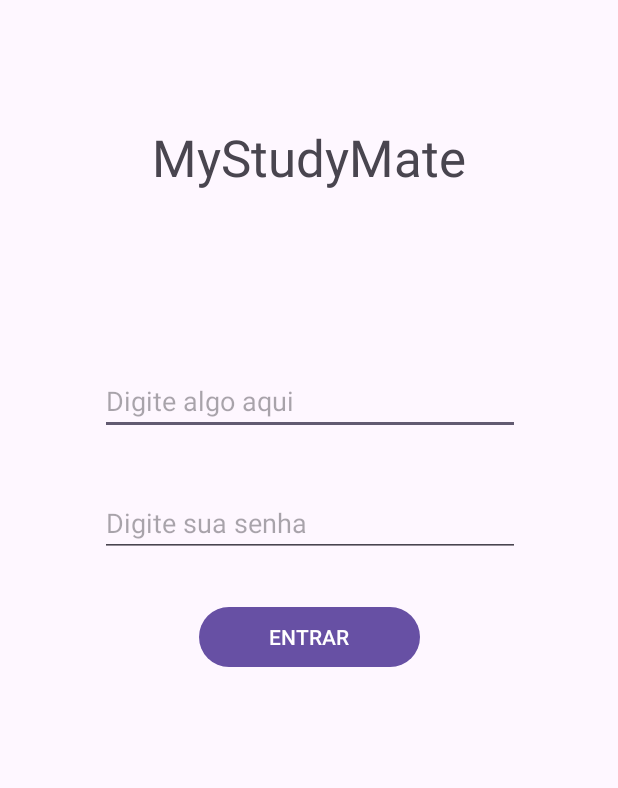
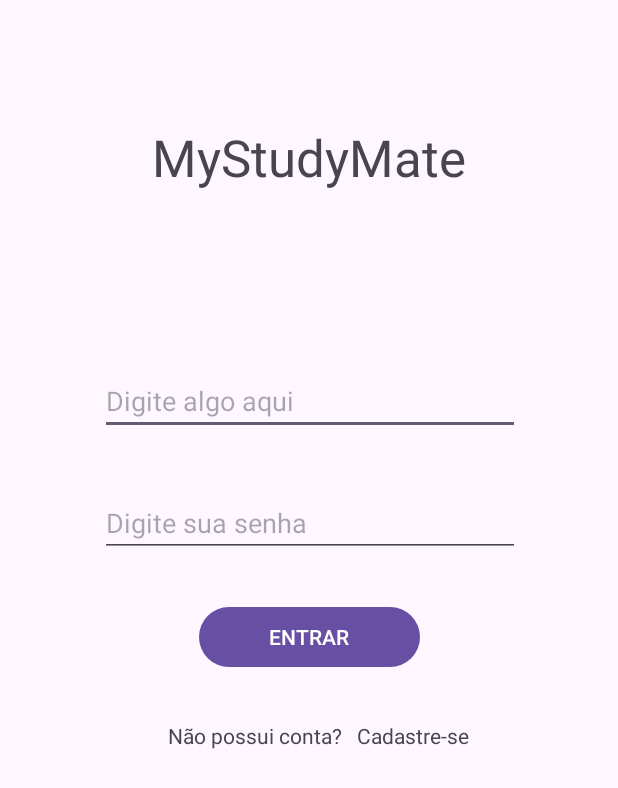
Before and after one commit to Dener-Fernandes/TrabalhoFinalProgMobile, an Android app: the screen it shows after launch (MainActivity), on a phone screen of 412 x 824 dp. Shown: the top 788 px of the screen. Run offline under Robolectric (Android 15) with nearby library versions, the phone set to English and light mode, and no system bars.

Commit message:
feat: add-texts-to-help-users

```diff
--- a/app/src/main/java/com/example/terceirotrabalho/MainActivity.java
+++ b/app/src/main/java/com/example/terceirotrabalho/MainActivity.java
@@ -20,7 +20,7 @@ public class MainActivity extends AppCompatActivity {
 
         FragmentTransaction transaction = getSupportFragmentManager().beginTransaction();
         transaction.replace(R.id.frameLayout, loginFragment);
-        transaction.addToBackStack(null);
+        transaction.addToBackStack("loginFragment");
         transaction.commit();
     }
 
--- a/app/src/main/java/com/example/terceirotrabalho/fragments/LoginFragment.java
+++ b/app/src/main/java/com/example/terceirotrabalho/fragments/LoginFragment.java
@@ -31,4 +31,8 @@ public class LoginFragment extends Fragment {
     public void logIn(View v) {
 
     }
+
+    public void openSignUpFragment(View v) {
+
+    }
 }
--- a/app/src/main/res/layout/fragment_login.xml
+++ b/app/src/main/res/layout/fragment_login.xml
@@ -49,6 +49,29 @@
             app:layout_constraintTop_toBottomOf="@+id/editTextPassword"
             app:layout_constraintVertical_bias="0.008" />
 
+        <TextView
+            android:id="@+id/textView2"
+            android:layout_width="wrap_content"
+            android:layout_height="wrap_content"
+            android:layout_marginStart="112dp"
+            android:layout_marginTop="32dp"
+            android:text="@string/NãoPossuiConta"
+            app:layout_constraintStart_toStartOf="parent"
+            app:layout_constraintTop_toBottomOf="@+id/button" />
+
+        <TextView
+            android:id="@+id/textView3"
+            android:layout_width="wrap_content"
+            android:layout_height="wrap_content"
+            android:layout_marginStart="10dp"
+            android:layout_marginTop="32dp"
+            android:onClick="openSignUpFragment"
+            android:text="@string/CadastreSe"
+            app:layout_constraintEnd_toEndOf="parent"
+            app:layout_constraintHorizontal_bias="0.0"
+            app:layout_constraintStart_toEndOf="@+id/textView2"
+            app:layout_constraintTop_toBottomOf="@+id/button" />
+
 
     </androidx.constraintlayout.widget.ConstraintLayout>
 </FrameLayout>
--- a/app/src/main/res/values/strings.xml
+++ b/app/src/main/res/values/strings.xml
@@ -3,4 +3,6 @@
     <!-- TODO: Remove or change this placeholder text -->
     <string name="hello_blank_fragment">Hello blank fragment</string>
     <string name="EntrarButton">ENTRAR</string>
+    <string name="NãoPossuiConta">Não possui conta?</string>
+    <string name="CadastreSe">Cadastre-se</string>
 </resources>
```
